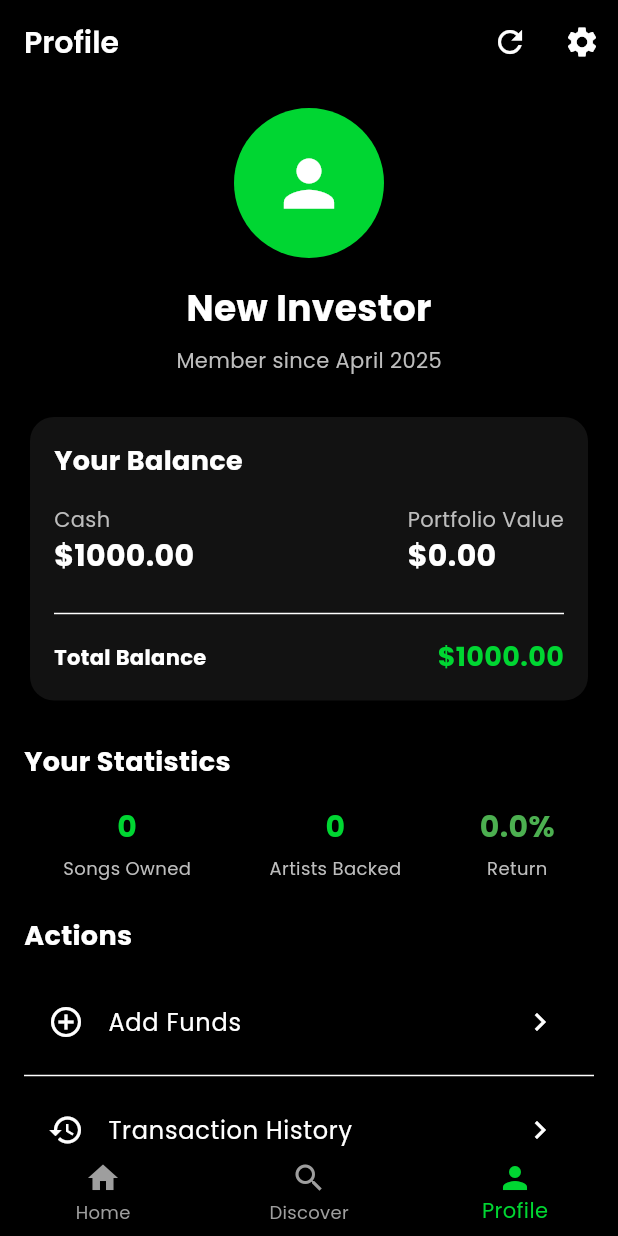
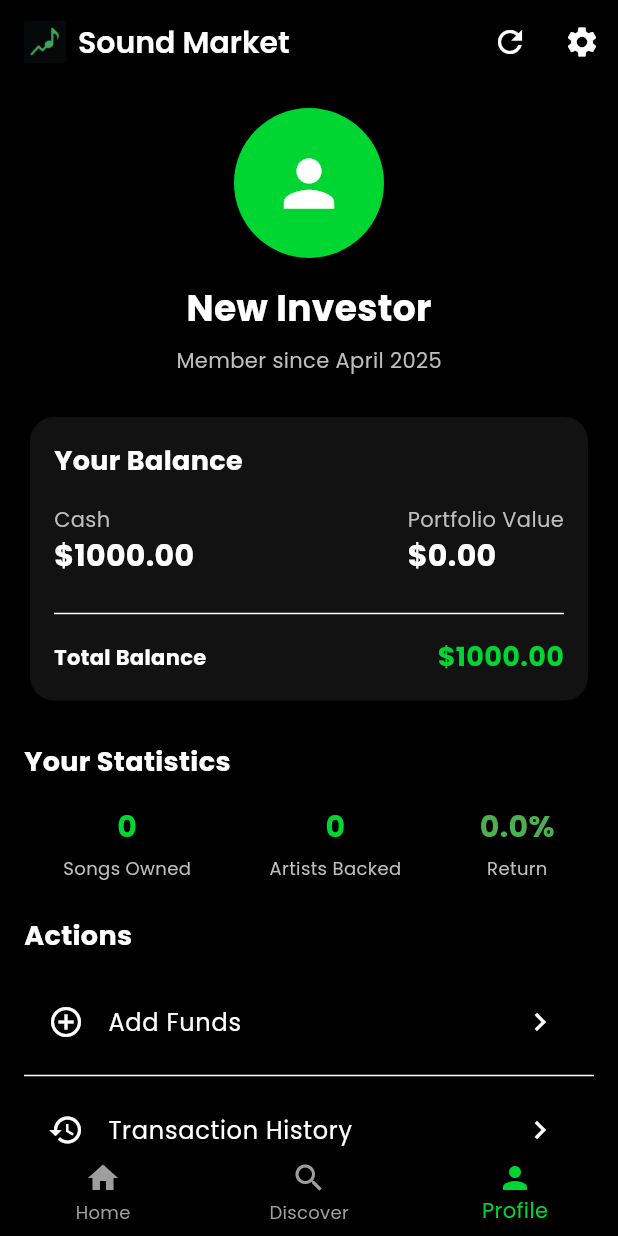
Before and after one commit to DanielAja/soundmarket, a Flutter app: the screen it shows after launch, item 3 of the bottom bar chosen, on a phone screen of 412 x 824 dp. Run offline on Flutter 3.47's test engine with Material 3 defaults, Android fonts, the light colour scheme and no system bars; our stand-ins replace fl_chart, google_fonts, shared_preferences, sqflite; missing offline and left inert: flutter_background_service, flutter_background_service_android, flutter_background_service_ios; accounts and stored records are empty; statements that could not run were skipped.

Commit message:
headder bar

```diff
--- a/lib/features/profile/screens/profile_screen.dart
+++ b/lib/features/profile/screens/profile_screen.dart
@@ -14,7 +14,17 @@ class ProfileScreen extends StatelessWidget {
   Widget build(BuildContext context) {
     return Scaffold(
       appBar: AppBar(
-        title: const Text('Profile'),
+        title: Row(
+          children: [
+            Image.asset(
+              'assets/icon/app_icon.png',
+              width: 28,
+              height: 28,
+            ),
+            const SizedBox(width: 8),
+            const Text('Sound Market'),
+          ],
+        ),
         actions: [
           IconButton(
             icon: const Icon(Icons.refresh),
```
Also changed, not shown: lib/features/market/screens/discover_screen.dart (+11 -1 lines).
